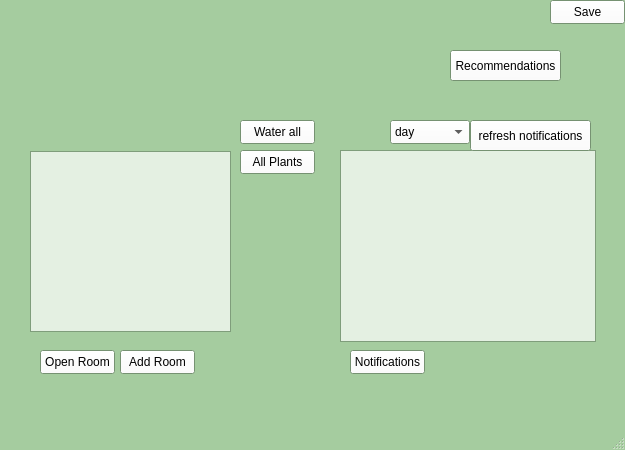
The window that project/ui/main_menu.ui (denzelxav/Plantfolio) describes before a commit, drawn with Qt 5.
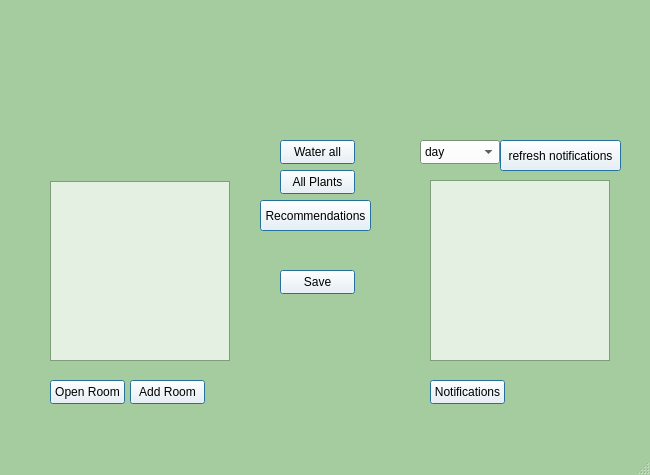
The same window after the commit. Icons and pictures are not drawn.

What changed in the file:
```diff
--- a/project/ui/main_menu.ui
+++ b/project/ui/main_menu.ui
@@ -6,20 +6,20 @@
    <rect>
     <x>0</x>
     <y>0</y>
-    <width>625</width>
-    <height>450</height>
+    <width>650</width>
+    <height>475</height>
    </rect>
   </property>
   <property name="minimumSize">
    <size>
-    <width>625</width>
-    <height>450</height>
+    <width>650</width>
+    <height>475</height>
    </size>
   </property>
   <property name="maximumSize">
    <size>
-    <width>625</width>
-    <height>450</height>
+    <width>650</width>
+    <height>475</height>
    </size>
   </property>
   <property name="palette">
@@ -228,8 +228,8 @@
    <widget class="QLabel" name="PlantFolio_Icon">
     <property name="geometry">
      <rect>
-      <x>0</x>
-      <y>-10</y>
+      <x>110</x>
+      <y>-5</y>
       <width>421</width>
       <height>131</height>
      </rect>
@@ -247,8 +247,8 @@
    <widget class="QPushButton" name="open_room">
     <property name="geometry">
      <rect>
-      <x>40</x>
-      <y>350</y>
+      <x>50</x>
+      <y>380</y>
       <width>75</width>
       <height>24</height>
      </rect>
@@ -256,12 +256,15 @@
     <property name="text">
      <string>Open Room</string>
     </property>
+    <property name="default">
+     <bool>true</bool>
+    </property>
    </widget>
    <widget class="QPushButton" name="open_notifier">
     <property name="geometry">
      <rect>
-      <x>350</x>
-      <y>350</y>
+      <x>430</x>
+      <y>380</y>
       <width>75</width>
       <height>24</height>
      </rect>
@@ -269,22 +272,31 @@
     <property name="text">
      <string>Notifications</string>
     </property>
+    <property name="default">
+     <bool>true</bool>
+    </property>
    </widget>
    <widget class="QListWidget" name="Notification_list">
     <property name="geometry">
      <rect>
-      <x>340</x>
-      <y>150</y>
-      <width>256</width>
-      <height>192</height>
+      <x>430</x>
+      <y>180</y>
+      <width>180</width>
+      <height>181</height>
      </rect>
     </property>
+    <property name="frameShape">
+     <enum>QFrame::Shape::StyledPanel</enum>
+    </property>
+    <property name="viewMode">
+     <enum>QListView::ViewMode::ListMode</enum>
+    </property>
    </widget>
    <widget class="QPushButton" name="open_recommender">
     <property name="geometry">
      <rect>
-      <x>450</x>
-      <y>50</y>
+      <x>260</x>
+      <y>200</y>
       <width>111</width>
       <height>31</height>
      </rect>
@@ -292,22 +304,25 @@
     <property name="text">
      <string>Recommendations</string>
     </property>
+    <property name="default">
+     <bool>true</bool>
+    </property>
    </widget>
    <widget class="QListWidget" name="room_list">
     <property name="geometry">
      <rect>
-      <x>30</x>
-      <y>151</y>
-      <width>201</width>
-      <height>181</height>
+      <x>50</x>
+      <y>181</y>
+      <width>180</width>
+      <height>180</height>
      </rect>
     </property>
    </widget>
    <widget class="QPushButton" name="water_all">
     <property name="geometry">
      <rect>
-      <x>240</x>
-      <y>120</y>
+      <x>280</x>
+      <y>140</y>
       <width>75</width>
       <height>24</height>
      </rect>
@@ -315,12 +330,18 @@
     <property name="text">
      <string>Water all</string>
     </property>
+    <property name="default">
+     <bool>true</bool>
+    </property>
+    <property name="flat">
+     <bool>false</bool>
+    </property>
    </widget>
    <widget class="QPushButton" name="add_room">
     <property name="geometry">
      <rect>
-      <x>120</x>
-      <y>350</y>
+      <x>130</x>
+      <y>380</y>
       <width>75</width>
       <height>24</height>
      </rect>
@@ -328,12 +349,15 @@
     <property name="text">
      <string>Add Room</string>
     </property>
+    <property name="default">
+     <bool>true</bool>
+    </property>
    </widget>
    <widget class="QPushButton" name="all_plants">
     <property name="geometry">
      <rect>
-      <x>240</x>
-      <y>150</y>
+      <x>280</x>
+      <y>170</y>
       <width>75</width>
       <height>24</height>
      </rect>
@@ -341,12 +365,15 @@
     <property name="text">
      <string>All Plants</string>
     </property>
+    <property name="default">
+     <bool>true</bool>
+    </property>
    </widget>
    <widget class="QComboBox" name="sort_notifications_by">
     <property name="geometry">
      <rect>
-      <x>390</x>
-      <y>120</y>
+      <x>420</x>
+      <y>140</y>
       <width>80</width>
       <height>24</height>
      </rect>
@@ -370,8 +397,8 @@
    <widget class="QPushButton" name="refresh_notifications">
     <property name="geometry">
      <rect>
-      <x>470</x>
-      <y>120</y>
+      <x>500</x>
+      <y>140</y>
       <width>121</width>
       <height>31</height>
      </rect>
@@ -379,12 +406,15 @@
     <property name="text">
      <string>refresh notifications</string>
     </property>
+    <property name="default">
+     <bool>true</bool>
+    </property>
    </widget>
    <widget class="QPushButton" name="save_button">
     <property name="geometry">
      <rect>
-      <x>550</x>
-      <y>0</y>
+      <x>280</x>
+      <y>270</y>
       <width>75</width>
       <height>24</height>
      </rect>
@@ -392,7 +422,62 @@
     <property name="text">
      <string>Save</string>
     </property>
+    <property name="default">
+     <bool>true</bool>
+    </property>
    </widget>
+   <widget class="QLabel" name="notification_list_frame">
+    <property name="geometry">
+     <rect>
+      <x>380</x>
+      <y>150</y>
+      <width>261</width>
+      <height>241</height>
+     </rect>
+    </property>
+    <property name="text">
+     <string/>
+    </property>
+    <property name="pixmap">
+     <pixmap>../art/list_art.png</pixmap>
+    </property>
+    <property name="scaledContents">
+     <bool>true</bool>
+    </property>
+   </widget>
+   <widget class="QLabel" name="room_list_frame">
+    <property name="geometry">
+     <rect>
+      <x>0</x>
+      <y>150</y>
+      <width>261</width>
+      <height>241</height>
+     </rect>
+    </property>
+    <property name="text">
+     <string/>
+    </property>
+    <property name="pixmap">
+     <pixmap>../art/list_art.png</pixmap>
+    </property>
+    <property name="scaledContents">
+     <bool>true</bool>
+    </property>
+   </widget>
+   <zorder>room_list_frame</zorder>
+   <zorder>notification_list_frame</zorder>
+   <zorder>PlantFolio_Icon</zorder>
+   <zorder>open_room</zorder>
+   <zorder>open_notifier</zorder>
+   <zorder>Notification_list</zorder>
+   <zorder>open_recommender</zorder>
+   <zorder>room_list</zorder>
+   <zorder>water_all</zorder>
+   <zorder>add_room</zorder>
+   <zorder>all_plants</zorder>
+   <zorder>sort_notifications_by</zorder>
+   <zorder>refresh_notifications</zorder>
+   <zorder>save_button</zorder>
   </widget>
   <widget class="QMenuBar" name="menubar">
    <property name="geometry">
```
Left out of the diff: 2 changed lines with no effect on the pictures.
